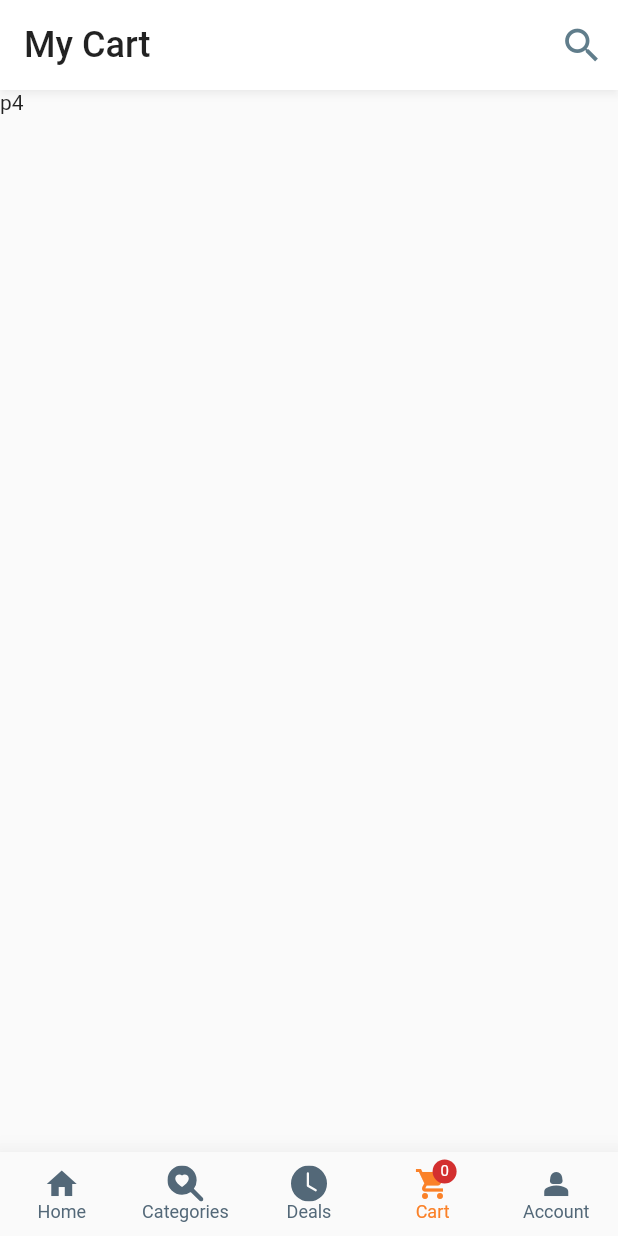
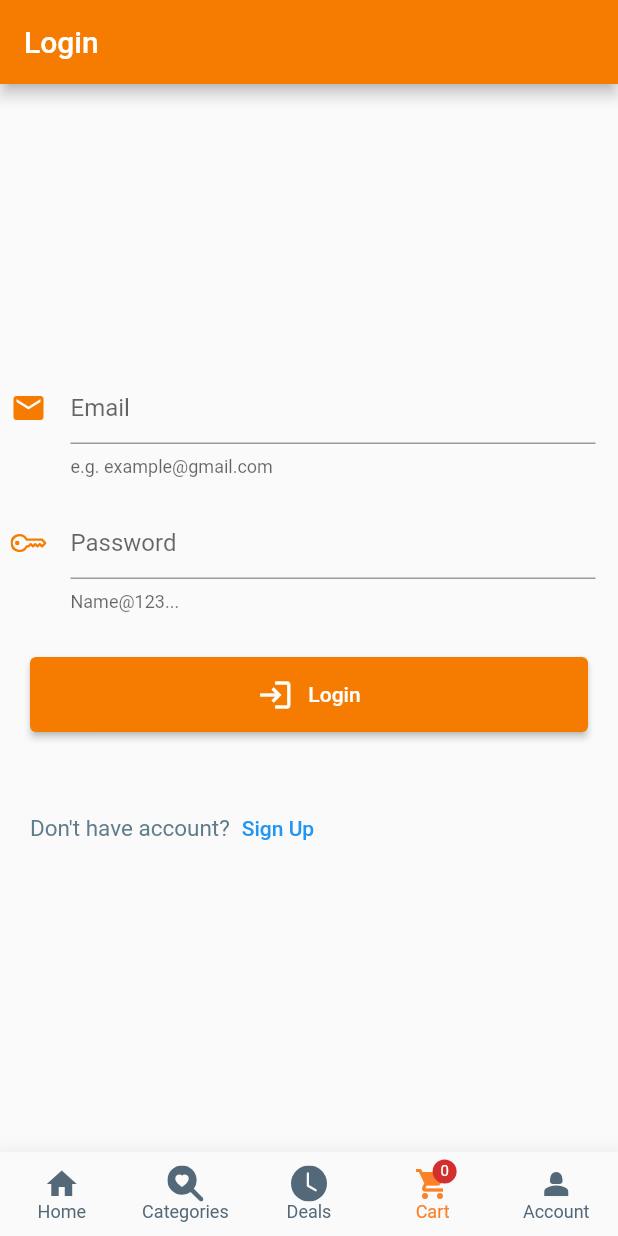
Before and after one commit to Shashank-Sahu8/shashop, a Flutter app: the screen it shows after launch, item 4 of the bottom bar chosen, on a phone screen of 412 x 824 dp. Run offline on Flutter 3.47's test engine with Material 2 defaults, Android fonts, the phone set to English and light mode, and no system bars; drawn by our look-alikes of badges; our stand-ins replace carousel_slider, dotted_border, firebase_core, flutter_spinkit, get, icons_plus; accounts and stored records are empty; network calls fail.

Commit message:
t commit

```diff
--- a/lib/bottomnav/home.dart
+++ b/lib/bottomnav/home.dart
@@ -24,6 +24,8 @@ import 'package:finallyshop/categoriesnav/cloth_section.dart';
 import 'package:finallyshop/categoriesnav/footwear.dart';
 import 'package:finallyshop/main.dart';
 import 'package:finallyshop/temperory.dart';
+
+import '../pages/login_page.dart';
 
 bool _switchValue=true;
 List<String> product_id=[
--- a/lib/main.dart
+++ b/lib/main.dart
@@ -1,5 +1,6 @@
 import 'package:finallyshop/bottomnav/cart.dart';
 import 'package:finallyshop/models/model.dart';
+import 'package:finallyshop/pages/login_page.dart';
 import 'package:flutter/material.dart';
 import 'package:finallyshop/bottomnav/home.dart';
 import 'package:finallyshop/bottomnav/account.dart';
@@ -10,6 +11,7 @@ import 'package:icons_plus/icons_plus.dart';
 import 'package:finallyshop/pages/Splash_Screen.dart';
 import 'package:provider/provider.dart';
 import 'package:finallyshop/bottomnav/home.dart';
+import 'package:firebase_core/firebase_core.dart';
 int counter=0;
 bool _switchValue=true;
 void main()
@@ -35,8 +37,6 @@ class Myapp extends StatelessWidget {
     );
   }
 }
-
-
 class thispage extends StatefulWidget {
   const thispage({super.key});
 
@@ -50,7 +50,7 @@ class _thispageState extends State<thispage> {
     home(),
     categories(),
     deals(),
-    cart(),
+    login(),
     account(),
   ];
   @override
--- /dev/null
+++ b/lib/pages/login_page.dart
@@ -0,0 +1,104 @@
+import 'package:finallyshop/pages/signup_page.dart';
+import 'package:flutter/material.dart';
+import 'package:icons_plus/icons_plus.dart';
+
+class login extends StatefulWidget {
+  const login({super.key});
+
+  @override
+  State<login> createState() => _loginState();
+}
+
+class _loginState extends State<login> {
+  final _formfield=GlobalKey<FormState>();
+  final emailcontroller=TextEditingController();
+  final password=TextEditingController();
+
+  @override
+  void dispose() {
+    // TODO: implement dispose
+    super.dispose();
+    emailcontroller.dispose();
+    password.dispose();
+  }
+
+  @override
+  Widget build(BuildContext context) {
+    return Scaffold(
+
+      appBar: AppBar(
+        title: Text("Login"),
+        backgroundColor: Colors.orange.shade700,
+      ),
+      body: Container(
+        child: Column(
+          mainAxisAlignment: MainAxisAlignment.center,
+          crossAxisAlignment: CrossAxisAlignment.center,
+          children: [
+            Form(
+              key: _formfield,
+                child: Padding(
+                  padding: const EdgeInsets.only(right: 15.0,left: 7.0),
+                  child: Column(
+
+                    children: [
+                      TextFormField(
+                        keyboardType: TextInputType.emailAddress,
+                        cursorColor: Colors.orange,
+                        controller: emailcontroller,
+                        decoration: InputDecoration(
+                            hintText: "Email",
+                            helperText: "e.g. example@gmail.com",
+                            icon: Icon(Icons.email,color: Colors.orange.shade700,)),
+                        validator: (value){if(value!.isEmpty){return 'Enter email';}return null;},
+                      ),
+                      SizedBox(
+                        height: 20,
+                      ),
+                      TextFormField(
+                        keyboardType: TextInputType.text,
+                        cursorColor: Colors.orange,
+                        obscureText: true,
+                        controller: password,
+                        decoration: InputDecoration(
+                            hintText: "Password",
+                            helperText: "Name@123...",
+                            icon: Icon(Bootstrap.key,color: Colors.orange.shade700,)),
+                        validator: (value){if(value!.isEmpty){return 'Enter password';}return null;},
+                      )
+                    ],
+                  ),
+                )
+            ),
+            SizedBox(height: 10,),
+            Padding(
+              padding: const EdgeInsets.all(20.0),
+              child: ElevatedButton(style: ElevatedButton.styleFrom(backgroundColor: Colors.orange.shade700) ,
+
+                  onPressed: (){
+                            if(_formfield.currentState!.validate()){
+
+                            }
+                  }
+
+                  , child: Expanded(child: Container(height: 50,child: Row(crossAxisAlignment: CrossAxisAlignment.center,mainAxisAlignment: MainAxisAlignment.center,children: [Icon(Icons.login),SizedBox(width: 10,),Text("Login")],),),)),
+            ),
+
+            SizedBox(height: 20,),
+            Padding(
+              padding: const EdgeInsets.only(left: 20.0),
+              child: Row(
+                children: [
+                  Text("Don't have account?",style: TextStyle(fontSize: 15,color: Colors.blueGrey),),
+                  TextButton(onPressed: (){Navigator.push(context, MaterialPageRoute(builder: (context)=>signup()));}, child: Text("Sign Up"))
+                ],
+              ),
+            ),
+
+          ],
+        ),
+      ),
+
+    );
+  }
+}
--- /dev/null
+++ b/lib/pages/signup_page.dart
@@ -0,0 +1,20 @@
+import 'package:flutter/material.dart';
+import 'package:finallyshop/pages/login_page.dart';
+
+class signup extends StatefulWidget {
+  const signup({super.key});
+
+  @override
+  State<signup> createState() => _signupState();
+}
+
+class _signupState extends State<signup> {
+  @override
+  Widget build(BuildContext context) {
+    return Scaffold(
+
+
+
+    );
+  }
+}
```
Also changed, not shown: pubspec.yaml (+6 -1 lines), pubspec.lock, 4 other files.
